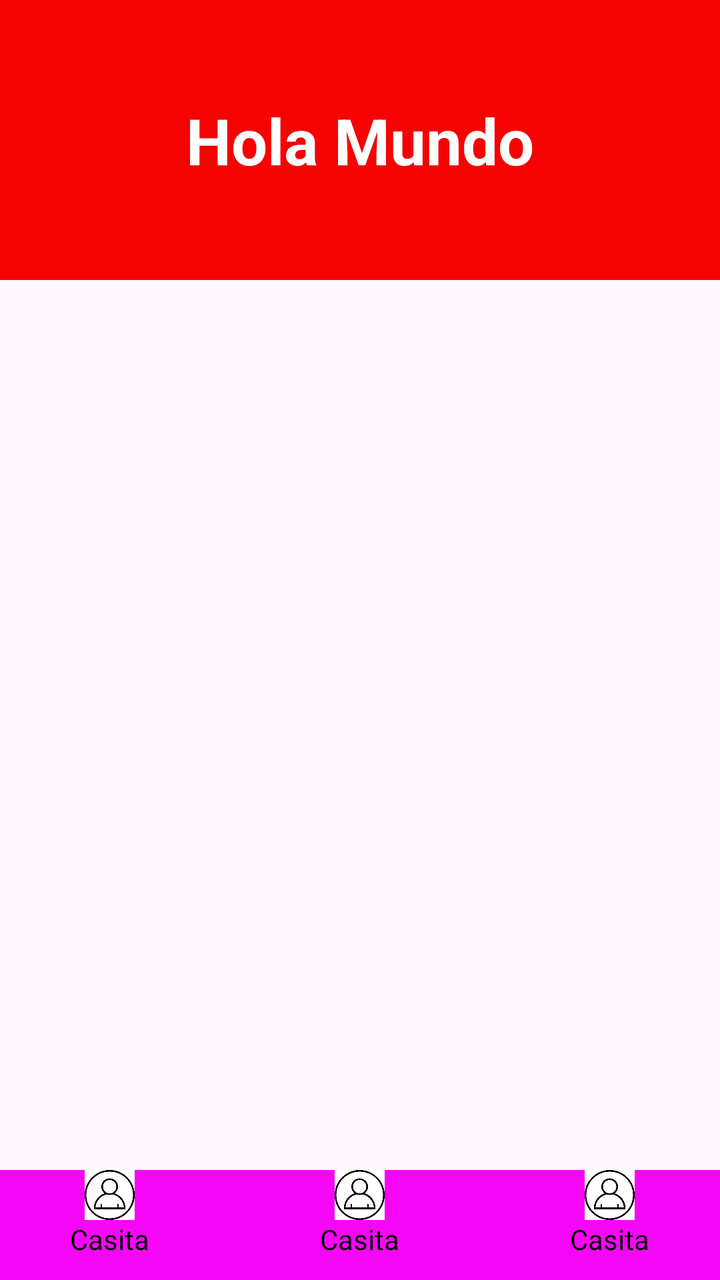
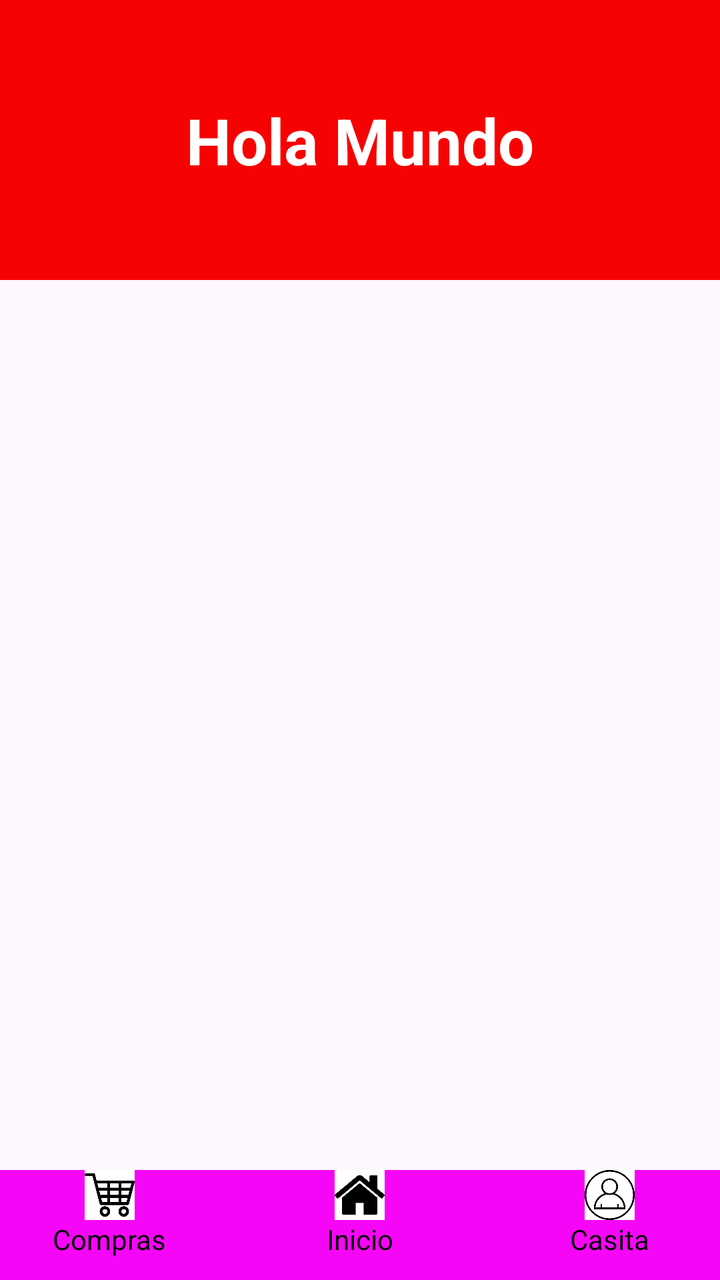

Two renders of the same Android screen: before a commit and after it. Below are the layout's source before the change and the commit's diff.
<!-- AndroidManifest.xml: application theme Theme.Kike -->
<!-- res/layout/activity_menu_principal.xml -->
<?xml version="1.0" encoding="utf-8"?>
<androidx.constraintlayout.widget.ConstraintLayout xmlns:android="http://schemas.android.com/apk/res/android"
    xmlns:app="http://schemas.android.com/apk/res-auto"
    xmlns:tools="http://schemas.android.com/tools"
    android:id="@+id/main"
    android:layout_width="match_parent"
    android:layout_height="match_parent"
    tools:context=".MenuPrincipal">

    <View
        android:layout_width="match_parent"
        android:layout_height="140dp"
        android:background="#F60202"
        android:id="@+id/cualquiernombre"
        app:layout_constraintTop_toTopOf="parent"
        />

    <TextView
        android:layout_width="wrap_content"
        android:layout_height="wrap_content"
        android:text="Hola Mundo"
        android:textColor="#ffffff"
        android:textSize="32sp"
        android:textStyle="bold"
        app:layout_constraintTop_toTopOf="@+id/cualquiernombre"
        app:layout_constraintBottom_toBottomOf="@+id/cualquiernombre"
        app:layout_constraintStart_toStartOf="parent"
        app:layout_constraintEnd_toEndOf="parent"
        />

    
    <androidx.fragment.app.FragmentContainerView
        android:id="@+id/contenedorprincipal"
        android:layout_width="match_parent"
        android:layout_height="0dp"
        app:layout_constraintTop_toBottomOf="@+id/cualquiernombre"
        app:layout_constraintStart_toStartOf="parent"
        app:layout_constraintEnd_toEndOf="parent"
        app:layout_constraintBottom_toTopOf="@+id/layoutuno"
        />

    
    <LinearLayout
        android:id="@+id/layoutuno"
        android:layout_width="match_parent"
        android:layout_height="55dp"
        app:layout_constraintBottom_toBottomOf="parent"
        android:background="#f606f6"
        android:orientation="horizontal"
        android:weightSum="3"
        >
        
        <LinearLayout
            android:id="@+id/botoninicio"
            android:layout_width="0dp"
            android:layout_height="wrap_content"
            android:orientation="vertical"
            android:gravity="center"
            android:layout_weight="1"
            >
            <ImageView
                android:id="@+id/casa"
                android:layout_width="25dp"
                android:layout_height="25dp"
                android:src="@drawable/perfil"
                />
            <TextView
                android:layout_width="wrap_content"
                android:layout_height="wrap_content"
                android:text="Casita"
                android:textColor="@color/black"
                />
        </LinearLayout>

        <LinearLayout
            android:id="@+id/botoninicio"
            android:layout_width="30dp"
            android:layout_height="wrap_content"
            android:layout_weight="1"
            android:gravity="center"
            android:orientation="vertical">

            <ImageView
                android:id="@+id/casa"
                android:layout_width="25dp"
                android:layout_height="25dp"
                android:src="@drawable/perfil" />

            <TextView
                android:layout_width="wrap_content"
                android:layout_height="wrap_content"
                android:text="Casita"
                android:textColor="@color/black" />
        </LinearLayout>
        <LinearLayout
            android:id="@+id/botoninicio"
            android:layout_width="0dp"
            android:layout_height="wrap_content"
            android:orientation="vertical"
            android:gravity="center"
            android:layout_weight="1"
            >
            <ImageView
                android:id="@+id/casa"
                android:layout_width="25dp"
                android:layout_height="25dp"
                android:src="@drawable/perfil"
                />
            <TextView
                android:layout_width="wrap_content"
                android:layout_height="wrap_content"
                android:text="Casita"
                android:textColor="@color/black"
                />
        </LinearLayout>
    </LinearLayout>

</androidx.constraintlayout.widget.ConstraintLayout>
<!-- resources referenced by this layout -->
<resources>
  <color name="black">#FF000000</color>
  <!-- drawable perfil: png bitmap (drawable, 10110 bytes) -->
  <style name="Theme.Kike" parent="Base.Theme.Kike" />
  <style name="Base.Theme.Kike" parent="Theme.Material3.DayNight.NoActionBar">
          
          
      </style>
</resources>

<!-- the commit's change to res/layout/activity_menu_principal.xml (unified diff, before → after) -->
@@ -51,7 +51,7 @@
         >
         
         <LinearLayout
-            android:id="@+id/botoninicio"
+            android:id="@+id/botonCarro"
             android:layout_width="0dp"
             android:layout_height="wrap_content"
             android:orientation="vertical"
@@ -59,15 +59,15 @@
             android:layout_weight="1"
             >
             <ImageView
-                android:id="@+id/casa"
+                android:id="@+id/carro"
                 android:layout_width="25dp"
                 android:layout_height="25dp"
-                android:src="@drawable/perfil"
+                android:src="@drawable/carrito"
                 />
             <TextView
                 android:layout_width="wrap_content"
                 android:layout_height="wrap_content"
-                android:text="Casita"
+                android:text="Compras"
                 android:textColor="@color/black"
                 />
         </LinearLayout>
@@ -84,16 +84,16 @@
                 android:id="@+id/casa"
                 android:layout_width="25dp"
                 android:layout_height="25dp"
-                android:src="@drawable/perfil" />
+                android:src="@drawable/descarga" />
 
             <TextView
                 android:layout_width="wrap_content"
                 android:layout_height="wrap_content"
-                android:text="Casita"
+                android:text="Inicio"
                 android:textColor="@color/black" />
         </LinearLayout>
         <LinearLayout
-            android:id="@+id/botoninicio"
+            android:id="@+id/botonperfil"
             android:layout_width="0dp"
             android:layout_height="wrap_content"
             android:orientation="vertical"
@@ -101,7 +101,7 @@
             android:layout_weight="1"
             >
             <ImageView
-                android:id="@+id/casa"
+                android:id="@+id/perfil"
                 android:layout_width="25dp"
                 android:layout_height="25dp"
                 android:src="@drawable/perfil"
<!-- resource entries referenced after the edit -->
@@ -1,6 +1,8 @@
 <!-- resources referenced by this layout -->
 <resources>
   <color name="black">#FF000000</color>
+  <!-- drawable carrito: png bitmap (drawable, 5763 bytes) -->
+  <!-- drawable descarga: png bitmap (drawable, 2024 bytes) -->
   <!-- drawable perfil: png bitmap (drawable, 10110 bytes) -->
   <style name="Theme.Kike" parent="Base.Theme.Kike" />
   <style name="Base.Theme.Kike" parent="Theme.Material3.DayNight.NoActionBar">
